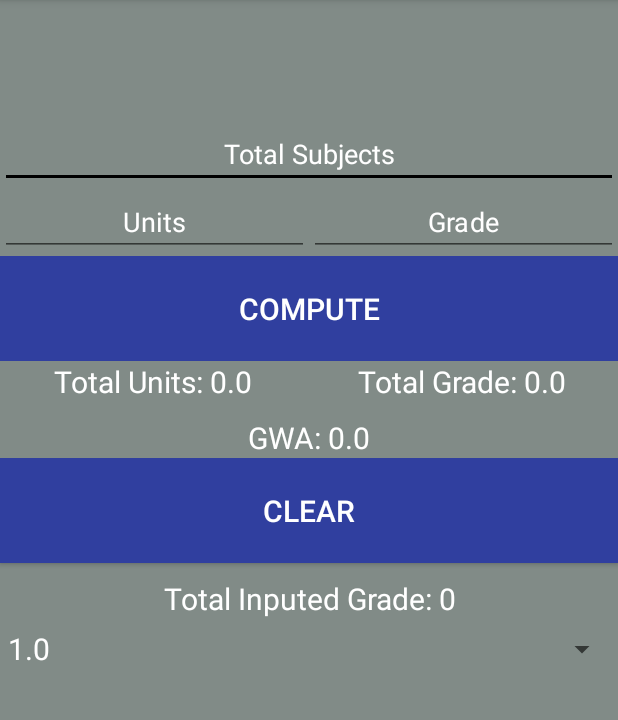
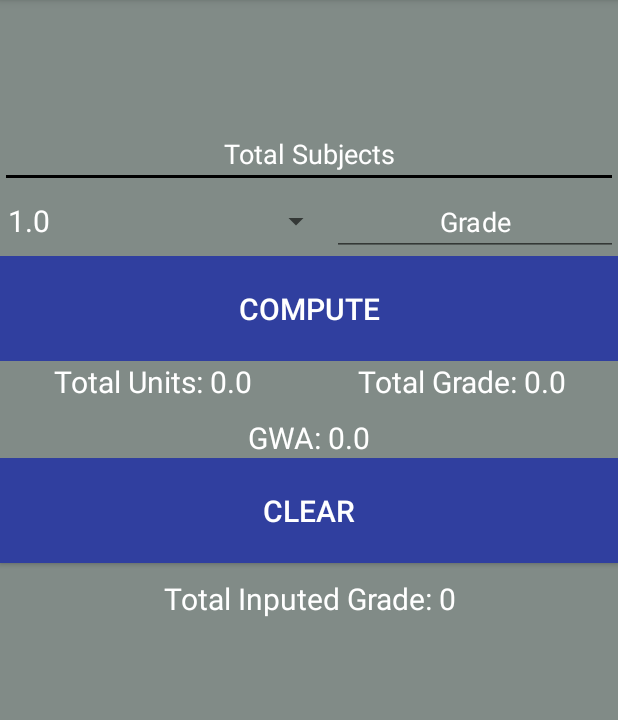
Before and after one commit to gelodgreat/GWA-Calculator, an Android app: the MainActivity screen opened directly, with no data from a screen before it, on a phone screen of 412 x 824 dp, the part 84-804 px from its top. Run offline under Robolectric (Android 15) with nearby library versions, the phone set to English and light mode, and no system bars; our stand-ins replace AdMob.

Commit message:
Removed units edittext, removed codes related to it. Now working spinner

```diff
--- a/app/src/main/res/layout/activity_main.xml
+++ b/app/src/main/res/layout/activity_main.xml
@@ -34,26 +34,22 @@
         android:layout_width="match_parent"
         android:layout_height="wrap_content"
         android:layout_below="@+id/ll1"
-        android:orientation="horizontal">
+        android:orientation="horizontal"
+        android:weightSum="2">
 
-        <EditText
-            android:id="@+id/et_units"
+        <Spinner
+            android:id="@+id/spinner_units"
             android:layout_width="wrap_content"
-            android:layout_height="wrap_content"
-            android:layout_weight="1"
-            android:ems="10"
-            android:gravity="center"
-            android:hint="Units"
-            android:inputType="numberDecimal"
-            android:textColor="#fff"
-            android:textColorHint="#fff" />
+            android:layout_height="40sp"
+            android:layout_weight="1">
+
+        </Spinner>
 
         <EditText
             android:id="@+id/et_grade"
             android:layout_width="wrap_content"
             android:layout_height="wrap_content"
             android:layout_weight="1"
-            android:ems="10"
             android:gravity="center"
             android:hint="Grade"
             android:inputType="numberDecimal"
@@ -158,12 +154,6 @@
             android:textColor="#fff"
             android:textSize="20dp" />
 
-        <Spinner
-            android:id="@+id/spinner_units"
-            android:layout_width="match_parent"
-            android:layout_height="40sp">
-
-        </Spinner>
     </LinearLayout>
 
 
```
Also changed, not shown: app/src/main/java/com/angelo/gwacalculator/MainActivity.kt (+5 -14 lines).
